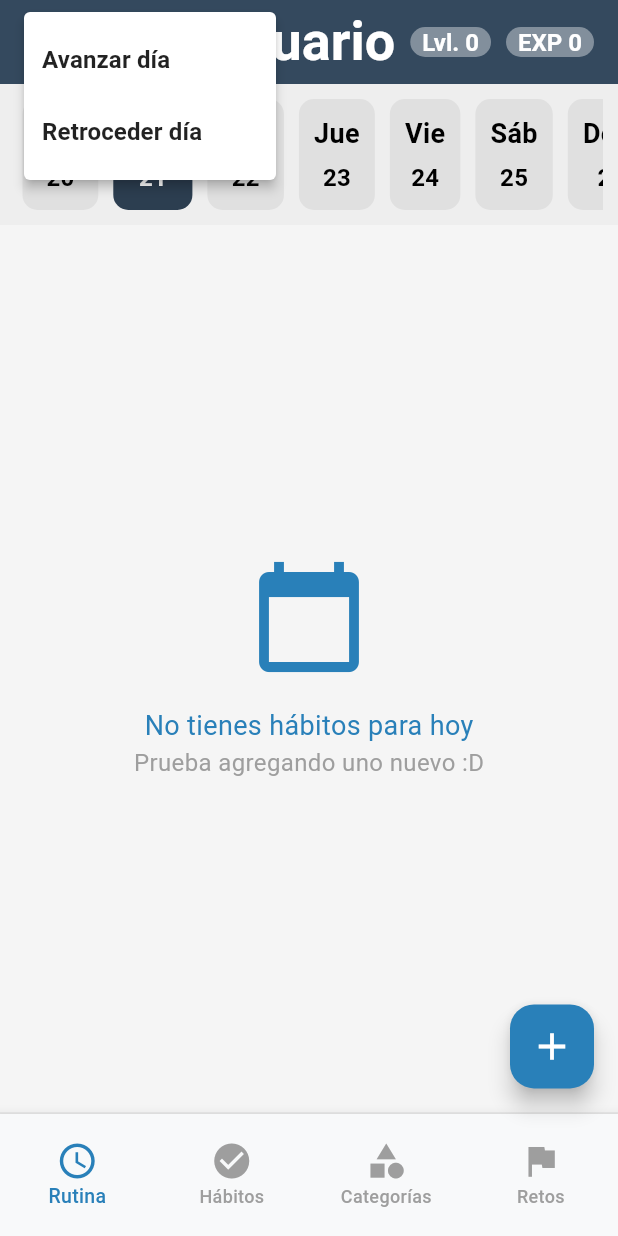
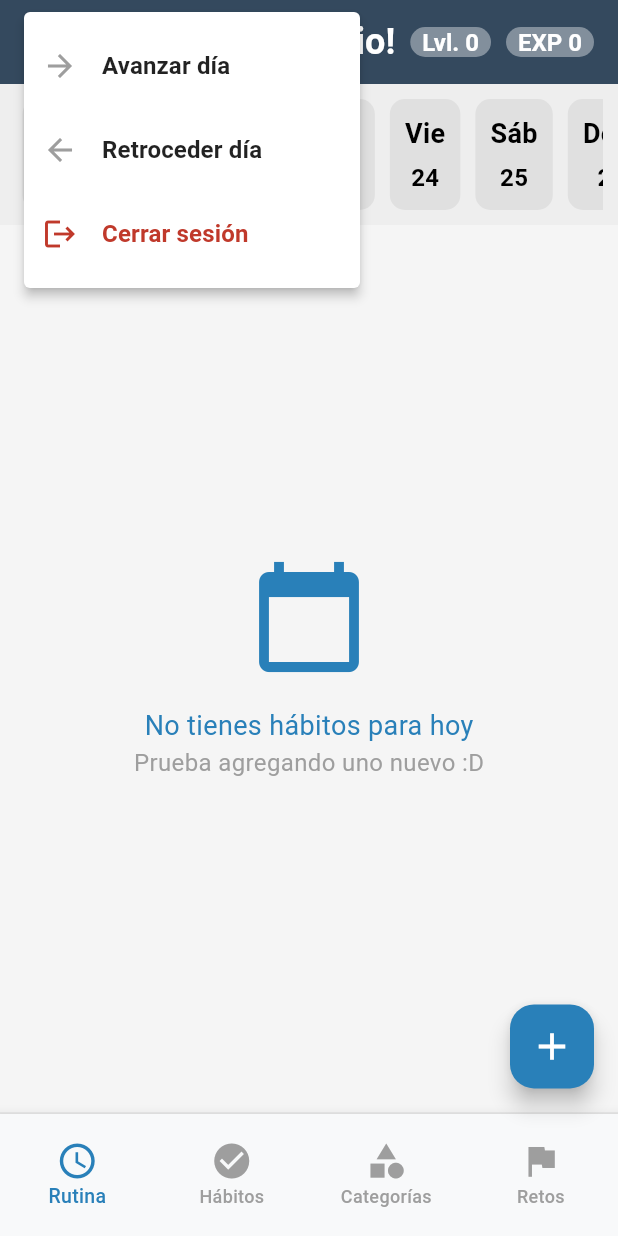
Before and after one commit to FernandoMVG/habit_app, a Flutter app: the CategoryPage screen opened directly, after a tap on the "menu" icon, on a phone screen of 412 x 824 dp. Run offline on Flutter 3.47's test engine with Material 3 defaults, Android fonts, the phone set to English and light mode, and no system bars; our stand-ins replace flutter_svg, get.

Commit message:
Log out implementado

```diff
--- a/lib/UI/controller/auth_controller.dart
+++ b/lib/UI/controller/auth_controller.dart
@@ -15,9 +15,19 @@ class AuthController extends ChangeNotifier {
 
   // Método para iniciar sesión
   bool logIn(String email, String password) {
+    // Comprobar si los datos coinciden con el usuario registrado
     if (_user != null && _user!.email == email && _user!.password == password) {
+      // Actualizar el usuario autenticado en memoria
+      _user = UserModel(email: email, password: password);
+      notifyListeners();
       return true;
     }
     return false;
   }
+
+  // Método para cerrar sesión
+  void logOut() {
+    _user = null; // Limpiar el usuario
+    notifyListeners();
+  }
 }
--- a/lib/UI/pages/category/category_page.dart
+++ b/lib/UI/pages/category/category_page.dart
@@ -5,6 +5,7 @@ import 'package:habit_app/UI/controller/category_controller.dart';
 import 'package:habit_app/UI/pages/category/create_category_page.dart';
 import 'package:habit_app/UI/pages/category/edit_category_page.dart';
 import 'package:habit_app/UI/widgets/home_page/navigation_bar.dart';
+import 'package:habit_app/UI/widgets/shared/app_bar.dart';
 import '/responsive.dart'; // Importar el widget Responsive
 
 class CategoryPage extends StatelessWidget {
@@ -13,10 +14,7 @@ class CategoryPage extends StatelessWidget {
   @override
   Widget build(BuildContext context) {
     return Scaffold(
-      appBar: AppBar(
-        title: const Text('Categorías'),
-        backgroundColor: Theme.of(context).colorScheme.surface,
-      ),
+      appBar: CustomAppBar(),
       body: Obx(() {
         if (categoryController.categories.isEmpty) {
           return const Center(
--- a/lib/UI/widgets/shared/app_bar.dart
+++ b/lib/UI/widgets/shared/app_bar.dart
@@ -1,7 +1,10 @@
 import 'package:flutter/material.dart';
 import 'package:get/get.dart';
 import 'package:habit_app/ui/controller/habit_controller.dart';
-import 'package:habit_app/constants.dart'; // Importa las constantes
+import 'package:habit_app/ui/pages/Welcome/welcome_screen.dart';
+import 'package:habit_app/constants.dart'; // Importar las constantes
+import 'package:provider/provider.dart'; // Importar Provider para AuthController
+import 'package:habit_app/UI/controller/auth_controller.dart';
 
 class CustomAppBar extends StatelessWidget implements PreferredSizeWidget {
   final HabitController habitController = Get.find<HabitController>();
@@ -10,48 +13,72 @@ class CustomAppBar extends StatelessWidget implements PreferredSizeWidget {
 
   @override
   Widget build(BuildContext context) {
+    // Obtener el email del usuario autenticado desde AuthController
+    final authController = Provider.of<AuthController>(context);
+
+    // Obtener solo la parte del email antes del '@'
+    final String userEmail = authController.user?.email ?? 'Usuario';
+    final String userName = userEmail.split('@').first;
+
     return AppBar(
-      backgroundColor: surfaceColor, // Fondo de la AppBar
+      backgroundColor: surfaceColor,
       automaticallyImplyLeading: false,
       title: Row(
         mainAxisAlignment: MainAxisAlignment.spaceBetween,
         children: [
-          // Menú de opciones para avanzar o retroceder día
+          // Menú de opciones para avanzar o retroceder día y cerrar sesión
           PopupMenuButton<String>(
             icon: Icon(
               Icons.menu,
-              color: onSurfaceColor, // Icono en la superficie
+              color: onSurfaceColor, // Usamos onSurfaceColor para el icono
             ),
             onSelected: (String value) {
               if (value == 'Avanzar día') {
                 habitController.advanceDate();
               } else if (value == 'Retroceder día') {
                 habitController.goBackDate();
+              } else if (value == 'Cerrar sesión') {
+                authController.logOut(); // Cerrar sesión
+                Get.offAll(() => const WelcomeScreen());
               }
             },
             itemBuilder: (BuildContext context) => <PopupMenuEntry<String>>[
-              const PopupMenuItem<String>(
+              PopupMenuItem<String>(
                 value: 'Avanzar día',
-                child: Text(
-                  'Avanzar día',
-                  style: bodyTextStyle, // Usa el estilo parametrizado
+                child: ListTile(
+                  leading: Icon(Icons.arrow_forward, color: onSurfaceColor),
+                  title: Text('Avanzar día', style: bodyTextStyle),
                 ),
               ),
-              const PopupMenuItem<String>(
+              PopupMenuItem<String>(
                 value: 'Retroceder día',
-                child: Text(
-                  'Retroceder día',
-                  style: bodyTextStyle,
+                child: ListTile(
+                  leading: Icon(Icons.arrow_back, color: onSurfaceColor),
+                  title: Text('Retroceder día', style: bodyTextStyle),
+                ),
+              ),
+              PopupMenuItem<String>(
+                value: 'Cerrar sesión',
+                child: ListTile(
+                  leading: Icon(Icons.logout, color: errorColor),
+                  title: Text(
+                    'Cerrar sesión',
+                    style: bodyTextStyle.copyWith(
+                      color:
+                          errorColor, // Usamos errorColor para "Cerrar sesión"
+                    ),
+                  ),
                 ),
               ),
             ],
           ),
           Row(
             children: [
-              // Texto de Usuario
-              const Text(
-                'Usuario',
-                style: TextStyle(color: onPrimaryColor),
+              // Mostrar el nombre del usuario antes del '@'
+              Text(
+                '¡Hola, $userName!', // Mostrar solo la parte antes del @
+                style:
+                    subtitle2TextStyle, // Usar subtitleTextStyle de constants.dart
               ),
               const SizedBox(width: 10),
 
@@ -73,13 +100,13 @@ class CustomAppBar extends StatelessWidget implements PreferredSizeWidget {
     return Container(
       padding: const EdgeInsets.symmetric(horizontal: 8.0),
       decoration: BoxDecoration(
-        color: navBarBackgroundColor.withOpacity(0.4), // Fondo semitransparente
+        color: navBarBackgroundColor.withOpacity(0.4),
         borderRadius: BorderRadius.circular(10),
       ),
       child: Text(
         text,
         style: bodyTextStyle.copyWith(
-          color: onPrimaryColor, // Color del texto
+          color: onPrimaryColor,
         ),
       ),
     );
--- a/lib/constants.dart
+++ b/lib/constants.dart
@@ -46,6 +46,11 @@ const TextStyle bodyTextStyle = TextStyle(
 const TextStyle subtitleTextStyle = TextStyle(
   fontSize: 18,
   color: Colors.grey,
+);
+
+const TextStyle subtitle2TextStyle = TextStyle(
+  fontSize: 24,
+  color: onPrimaryColor,
 );
 
 const TextStyle labelTextStyle = TextStyle(
```
